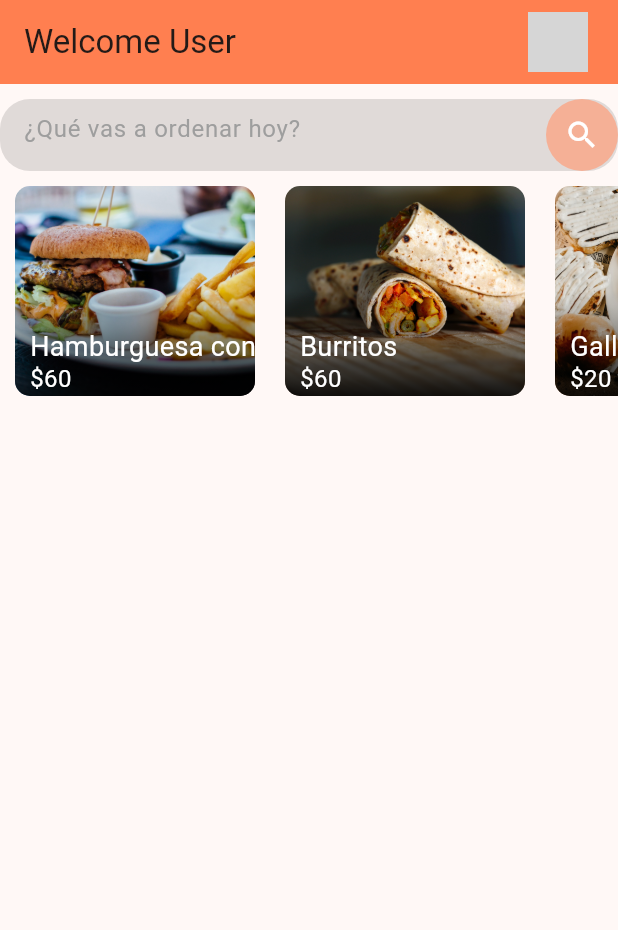
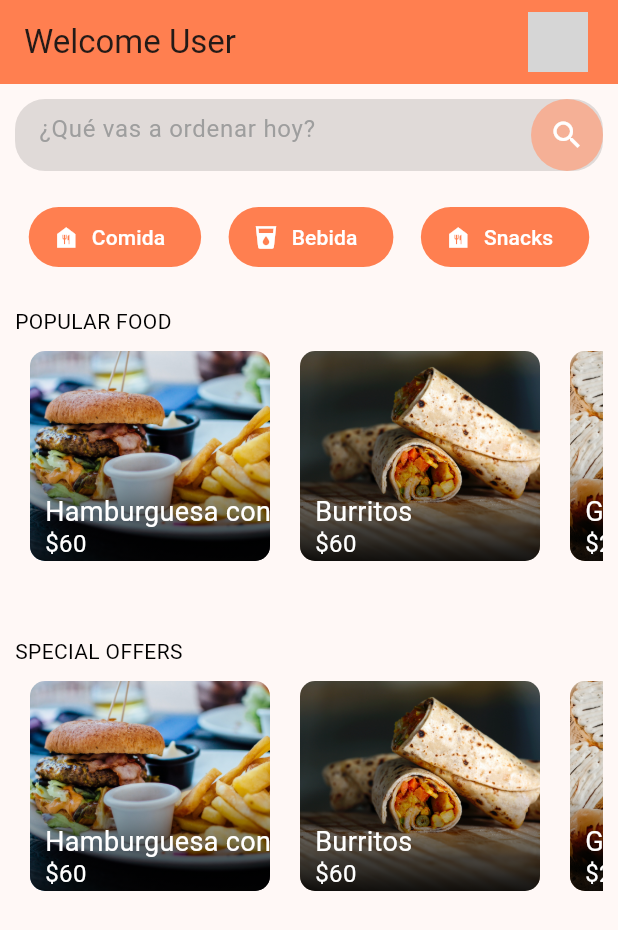
Before and after one commit to Alfred024/cafe_app_flutter, a Flutter app: the screen it shows after launch, on a phone screen of 412 x 824 dp. Shown: the top 930 px of the screen. Run offline on Flutter 3.47's test engine with Material 2 defaults, Android fonts, the phone set to English and light mode, and no system bars; our stand-ins replace go_router; network calls fail; grey boxes are pictures that could not be loaded.

```diff
--- a/lib/screens/home_page.dart
+++ b/lib/screens/home_page.dart
@@ -16,10 +16,22 @@ class HomePage extends StatelessWidget {
     final foodDataProvider = context.watch<FoodDataProvider>();
     final foodCardsList = foodDataProvider.foodCardsList;
     return SingleChildScrollView(
+        padding: const EdgeInsets.only(left: 10, right: 10),
         child: Column(
           children: [
             const SizedBox(height: 10),
             const SearchBarField(onValue: null),
+            const SizedBox(height: 20),
+            const CategoriesList(),
+            const SizedBox(height: 30),
+            const Align(
+                alignment: Alignment.bottomLeft,
+                child: Text(
+                  'POPULAR FOOD',
+                  style: TextStyle(
+                    color: Colors.black,
+                  ),
+                )),
             SizedBox(
                 width: double.infinity,
                 height: 160,
@@ -29,6 +41,64 @@ class HomePage extends StatelessWidget {
                   itemBuilder: (context, index) =>
                       FoodCardView2(foodCard: foodCardsList[index]),
                 )),
+            const SizedBox(height: 40),
+            const Align(
+                alignment: Alignment.bottomLeft,
+                child: Text(
+                  'SPECIAL OFFERS',
+                  style: TextStyle(
+                    color: Colors.black,
+                  ),
+                )),
+            SizedBox(
+                width: double.infinity,
+                height: 160,
+                child: ListView.builder(
+                  scrollDirection: Axis.horizontal,
+                  itemCount: foodCardsList.length,
+                  itemBuilder: (context, index) =>
+                      FoodCardView2(foodCard: foodCardsList[index]),
+                )),
+          ],
+        ));
+  }
+}
+
+class CategoriesList extends StatelessWidget {
+  const CategoriesList({super.key});
+
+  @override
+  Widget build(BuildContext context) {
+    final buttonCategoryStyle = ButtonStyle(
+      backgroundColor: MaterialStateProperty.resolveWith<Color>(
+        (Set<MaterialState> states) {
+          return const Color(0xFFFF7F50);
+        },
+      ),
+    );
+
+    return SizedBox(
+        width: double.infinity,
+        height: 40,
+        child: Wrap(
+          //scrollDirection: Axis.horizontal,
+          alignment: WrapAlignment.spaceAround,
+          children: [
+            FilledButton.icon(
+                style: buttonCategoryStyle,
+                onPressed: () {},
+                icon: const Icon(Icons.food_bank),
+                label: const Text('Comida')),
+            FilledButton.icon(
+                style: buttonCategoryStyle,
+                onPressed: () {},
+                icon: const Icon(Icons.local_drink),
+                label: const Text('Bebida')),
+            FilledButton.icon(
+                style: buttonCategoryStyle,
+                onPressed: () {},
+                icon: const Icon(Icons.food_bank_sharp),
+                label: const Text('Snacks')),
           ],
         ));
   }
```
Also changed, not shown: lib/widgets/demo.dart (deleted, +0 -80 lines). Lines whose indentation alone changed are shown as unchanged.
